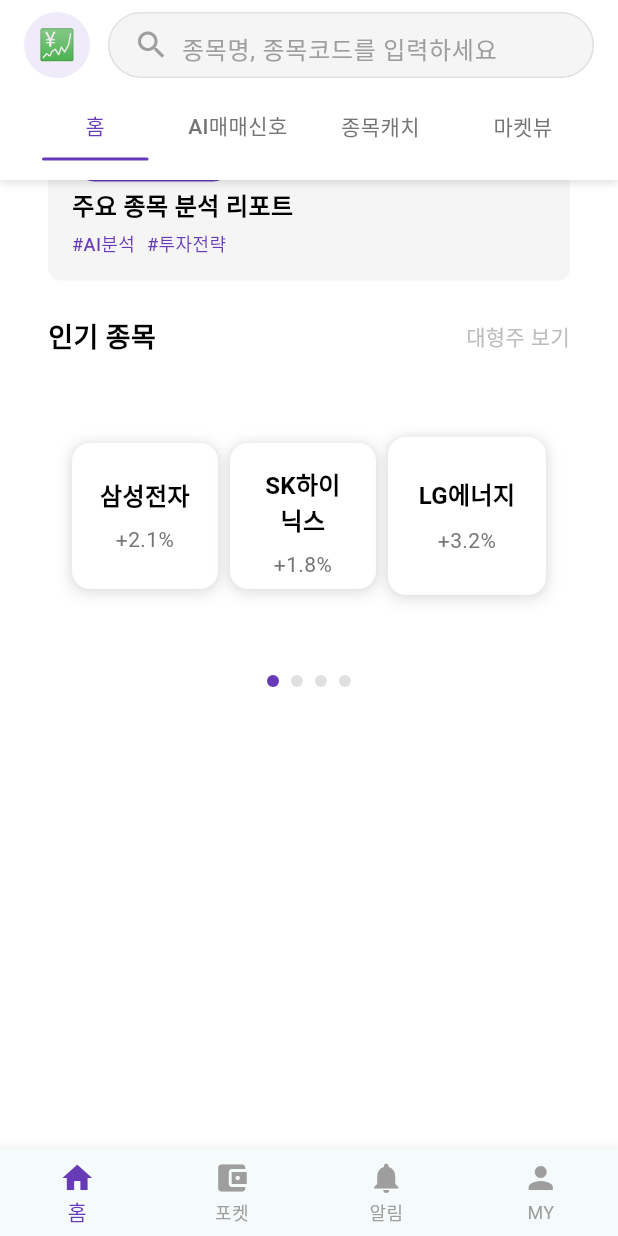
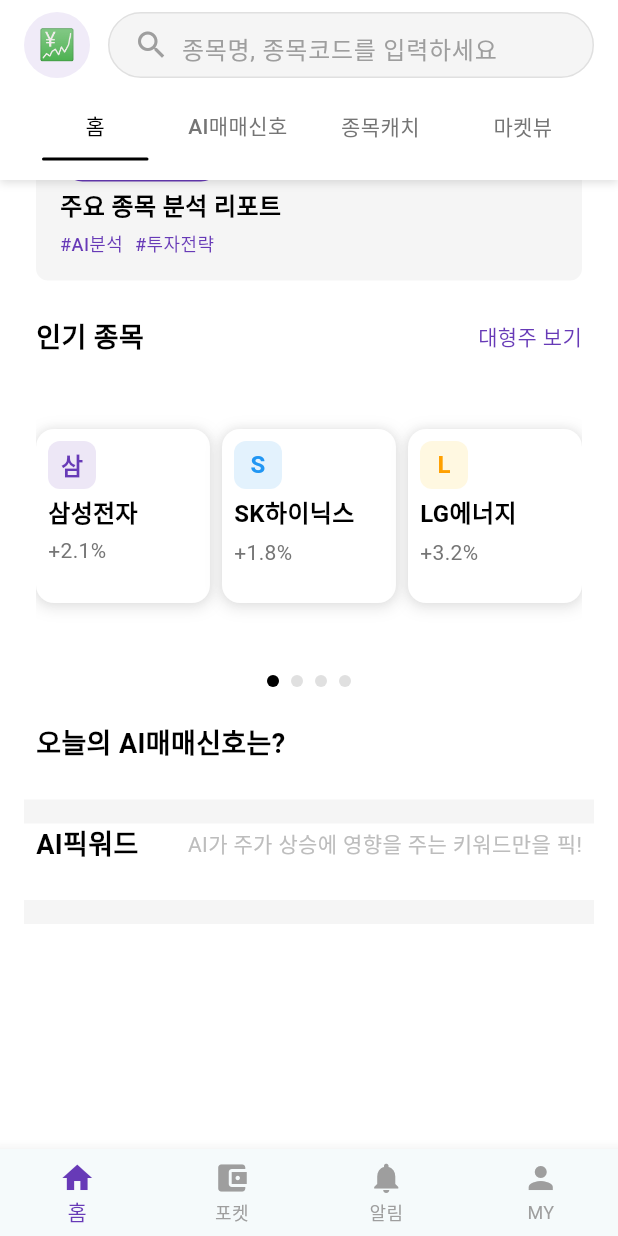
Before and after one commit to kind4u/rassi_clone, a Flutter app: the screen it shows after launch, scrolled down 270 dp, on a phone screen of 412 x 824 dp. Run offline on Flutter 3.47's test engine with Material 3 defaults, Android fonts, the phone set to English and light mode, and no system bars.

Commit message:
home tab 주석 정리 및 square component 개선 작업 진행

```diff
--- a/lib/components/common/page_tab_view.dart
+++ b/lib/components/common/page_tab_view.dart
@@ -19,7 +19,7 @@ class _PageTabViewState extends State<PageTabView> {
   final PageController _pageController = PageController();
   int _currentPage = 0;
 
-  // 각 페이지별 샘플 데이터
+  // 각 페이지별 샘플 데이터 하드코딩
   final List<List<Map<String, String>>> _pageData = [
     [
       {'title': '삼성전자', 'subtitle': '+2.1%'},
@@ -50,27 +50,46 @@ class _PageTabViewState extends State<PageTabView> {
   }
 
   Widget _buildSquareGrid(List<Map<String, String>> pageData) {
-    return Padding(
-      padding: const EdgeInsets.symmetric(horizontal: 16.0),
-      child: Row(
-        children: pageData.asMap().entries.map((entry) {
-          final index = entry.key;
-          final data = entry.value;
+    // 배지 배경색 (연한 버전)
+    final List<Color> badgeColors = [
+      Colors.deepPurple.shade50,    // 1번 - 연한 보라
+      Colors.blue.shade50,          // 2번 - 연한 파랑
+      Colors.amber.shade50,         // 3번 - 연한 노랑
+    ];
 
-          return Expanded(
-            child: Padding(
-              padding: EdgeInsets.only(
-                right: index < pageData.length - 1 ? 8.0 : 0,
-              ),
+    // 배지 텍스트 색상 (진한 버전)
+    final List<Color> badgeTextColors = [
+      Colors.deepPurple,    // 1번 - 진한 보라
+      Colors.blue,          // 2번 - 진한 파랑
+      Colors.amber.shade700,// 3번 - 진한 노랑 (가독성을 위해 더 진하게)
+    ];
+
+    return LayoutBuilder(
+      builder: (context, constraints) {
+        // 전체 가용 넓이를 3등분하고 간격을 뺀 실제 아이템 너비 계산
+        final spacing = 8.0;
+        final totalSpacing = spacing * (pageData.length - 1);
+        final itemWidth = (constraints.maxWidth - totalSpacing) / pageData.length;
+
+        return Row(
+          mainAxisAlignment: MainAxisAlignment.spaceBetween,
+          children: pageData.asMap().entries.map((entry) {
+            final index = entry.key;
+            final data = entry.value;
+
+            return SizedBox(
+              width: itemWidth,  // 완전히 동일한 고정 너비
               child: SquareComponent(
                 title: data['title']!,
                 subtitle: data['subtitle']!,
+                badgeColor: index < badgeColors.length ? badgeColors[index] : null,
+                badgeTextColor: index < badgeTextColors.length ? badgeTextColors[index] : null,
                 onTap: () => print('${data['title']} 클릭됨'),
               ),
-            ),
-          );
-        }).toList(),
-      ),
+            );
+          }).toList(),
+        );
+      },
     );
   }
 
@@ -93,6 +112,7 @@ class _PageTabViewState extends State<PageTabView> {
             children: _pageData.map((pageData) => _buildSquareGrid(pageData)).toList(),
           ),
         ),
+        // padding - 16
         const SizedBox(height: 16),
 
         // 페이지 인디케이터
@@ -107,7 +127,7 @@ class _PageTabViewState extends State<PageTabView> {
               decoration: BoxDecoration(
                 shape: BoxShape.circle,
                 color: _currentPage == index
-                    ? Colors.deepPurple
+                    ? Colors.black
                     : Colors.grey[300],
               ),
             ),
--- a/lib/components/common/rassi_tab_bar.dart
+++ b/lib/components/common/rassi_tab_bar.dart
@@ -44,7 +44,7 @@ class RassiTabBar extends StatelessWidget {
                           style: TextStyle(
                             fontSize: 14,
                             fontWeight: FontWeight.w500,
-                            color: isSelected ? Colors.deepPurple : Colors.grey[600],
+                            color: isSelected ? Colors.black : Colors.grey[600],
                           ),
                         ),
                       ),
@@ -55,7 +55,7 @@ class RassiTabBar extends StatelessWidget {
                         height: 2,
                         margin: const EdgeInsets.symmetric(horizontal: 8),
                         decoration: BoxDecoration(
-                          color: Colors.deepPurple,
+                          color: Colors.black,
                           borderRadius: _getBottomBarBorderRadius(),
                         ),
                       ),
@@ -69,6 +69,7 @@ class RassiTabBar extends StatelessWidget {
     );
   }
 
+  /// tab bar 파라미터에 따른 bottom shape 변수 조정
   BorderRadius _getBottomBarBorderRadius() {
     switch (bottomShape) {
       case TabBottomShape.rounded:
--- a/lib/components/common/square_component.dart
+++ b/lib/components/common/square_component.dart
@@ -5,6 +5,8 @@ class SquareComponent extends StatelessWidget {
   final String title;
   final String subtitle;
   final Color? backgroundColor;
+  final Color? badgeColor;
+  final Color? badgeTextColor;
   final VoidCallback? onTap;
 
   const SquareComponent({
@@ -12,6 +14,8 @@ class SquareComponent extends StatelessWidget {
     required this.title,
     required this.subtitle,
     this.backgroundColor,
+    this.badgeColor,
+    this.badgeTextColor,
     this.onTap,
   });
 
@@ -23,19 +27,20 @@ class SquareComponent extends StatelessWidget {
         aspectRatio: 1.0, // 정사각형 비율
         child: Container(
           width: double.infinity,
-          padding: const EdgeInsets.all(16.0),
+          height: double.infinity,
+          padding: const EdgeInsets.all(8.0),
           decoration: BoxDecoration(
             color: backgroundColor ?? Colors.white,
             borderRadius: BorderRadius.circular(12.0),
             boxShadow: [
               BoxShadow(
-                color: Colors.black.withOpacity(0.1),
+                color: Colors.black.withValues(alpha: 0.1),
                 spreadRadius: 1,
                 blurRadius: 8,
                 offset: const Offset(0, 2), // 살짝 아래쪽 그림자
               ),
               BoxShadow(
-                color: Colors.black.withOpacity(0.05),
+                color: Colors.black.withValues(alpha: 0.05),
                 spreadRadius: 0,
                 blurRadius: 4,
                 offset: const Offset(0, 0), // 전방향 그림자
@@ -43,8 +48,34 @@ class SquareComponent extends StatelessWidget {
             ],
           ),
           child: Column(
-            mainAxisAlignment: MainAxisAlignment.center,
-            crossAxisAlignment: CrossAxisAlignment.center,
+            crossAxisAlignment: CrossAxisAlignment.start,
+            children: [
+              // 상단 배지
+              if (badgeColor != null)
+                Container(
+                  width: 32,
+                  height: 32,
+                  decoration: BoxDecoration(
+                    color: badgeColor,
+                    borderRadius: BorderRadius.circular(8),
+                  ),
+                  child: Center(
+                    child: Text(
+                      title.isNotEmpty ? title[0] : '',
+                      style: TextStyle(
+                        color: badgeTextColor ?? Colors.white,
+                        fontSize: 16,
+                        fontWeight: FontWeight.bold,
+                      ),
+                    ),
+                  ),
+                ),
+
+              const SizedBox(height: 4),
+
+              // 하단 텍스트 영역 (SwiftUI VStack의 두 번째 요소)
+              Column(
+                crossAxisAlignment: CrossAxisAlignment.start,
                 children: [
                   Text(
                     title,
@@ -53,16 +84,18 @@ class SquareComponent extends StatelessWidget {
                       fontWeight: FontWeight.bold,
                       color: Colors.black,
                     ),
-                textAlign: TextAlign.center,
+                    textAlign: TextAlign.left,
                   ),
-              const SizedBox(height: 8),
+                  const SizedBox(height: 4),
                   Text(
                     subtitle,
                     style: TextStyle(
                       fontSize: 14,
                       color: Colors.grey[600],
                     ),
-                textAlign: TextAlign.center,
+                    textAlign: TextAlign.left,
+                  ),
+                ],
               ),
             ],
           ),
--- a/lib/components/tabs/home_tab_content.dart
+++ b/lib/components/tabs/home_tab_content.dart
@@ -27,31 +27,89 @@ class _HomeTabContentState extends State<HomeTabContent> {
     return Container(
       color: Colors.white, // 흰색 배경
       child: Padding(
-        padding: const EdgeInsets.all(16.0),
+        padding: const EdgeInsets.symmetric(vertical: 16.0),
         child: Column(
           children: [
-            TitleBar(
+            // 오늘의 추천 Title
+            Padding(
+              padding: const EdgeInsets.symmetric(horizontal: 8.0),
+              child: TitleBar(
                 title: "오늘의 추천",
                 detailText: "더보기",
                 onDetailTap: () => print('더보기 클릭됨'),
               ),
+            ),
+            // padding - 16
             const SizedBox(height: 16),
-            DeskComponent(
+            // 오늘의 추천 Component
+            Padding(
+              padding: const EdgeInsets.symmetric(horizontal: 8.0),
+              child: DeskComponent(
                 onTap: () => print('DeskComponent 클릭됨'),
               ),
+            ),
+            // padding - 24
             const SizedBox(height: 24),
-            TitleBar(
+
+            // 인기 종목 Title
+            Padding(
+              padding: const EdgeInsets.symmetric(horizontal: 8.0),
+              child: TitleBar(
                 title: "인기 종목",
                 detailText: _pageDetailTexts[_currentPage], // 선택된 페이지에 따라 변경
-              onDetailTap: () => print('${_pageDetailTexts[_currentPage]} 클릭됨'),
+                detailColor: Colors.deepPurple,
               ),
+            ),
+            // padding - 16
             const SizedBox(height: 16),
-            PageTabView(
+            // 인기 종목 Components
+            Padding(
+              padding: const EdgeInsets.symmetric(horizontal: 8.0),
+              child: PageTabView(
                 onPageChanged: (index) {
+                  // current page state에 따라 인기종목 title text 변경
                   setState(() {
                     _currentPage = index;
                   });
                 },
+              ),
+            ),
+            // padding - 24
+            const SizedBox(height: 24),
+
+            // 매매신호 Title
+            Padding(
+              padding: const EdgeInsets.symmetric(horizontal: 8.0),
+              child: TitleBar(
+                title: "오늘의 AI매매신호는?"
+              ),
+            ),
+            // 매매신호 Contents
+            // TODO: 매매신호
+            // padding - 24
+            const SizedBox(height: 24),
+
+            // 회색 Divider
+            Container(
+              height: 16,
+              color: Colors.grey.shade100
+            ),
+
+            // AI픽워드 Title
+            Padding(
+              padding: const EdgeInsets.symmetric(horizontal: 8.0),
+              child: TitleBar(
+                title: "AI픽워드",
+                detailText: "AI가 주가 상승에 영향을 주는 키워드만을 픽!"
+              ),
+            ),
+            // padding - 24
+            const SizedBox(height: 24),
+
+            // 회색 Divider
+            Container(
+              height: 16,
+              color: Colors.grey.shade100
             ),
             const SizedBox(height: 100),
           ],
```
Lines whose indentation alone changed are shown as unchanged.
